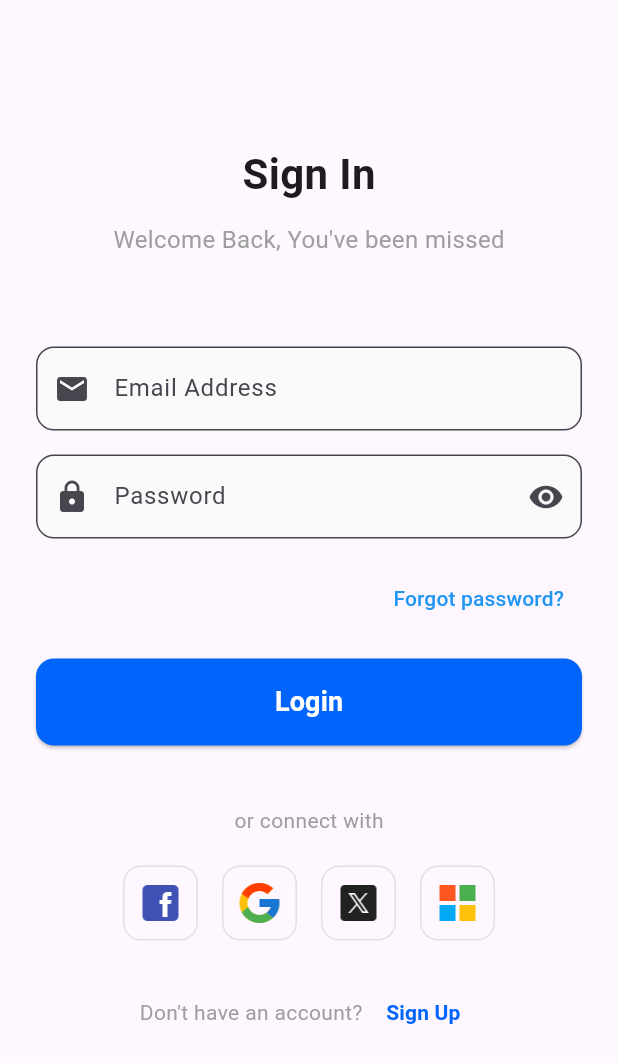
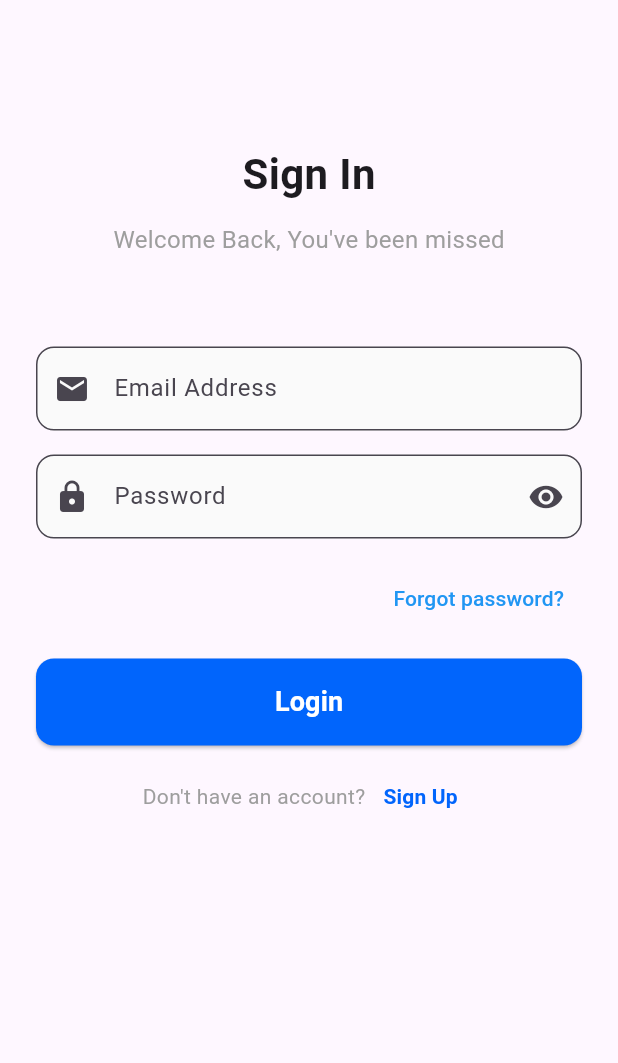
Before and after one commit to osammmakhan/ezhealth-flutter, a Flutter app: the AuthScreen screen opened directly, on a phone screen of 412 x 824 dp. Shown: the top 1063 px of the screen. Run offline on Flutter 3.47's test engine with Material 3 defaults, Android fonts, the phone set to English and light mode, and no system bars; our stand-ins replace carousel_slider, cloud_firestore, firebase_auth, firebase_core, flutter_svg, smooth_page_indicator; accounts and stored records are empty.

Commit message:
Made some changes

```diff
--- a/lib/auth.dart
+++ b/lib/auth.dart
@@ -5,9 +5,6 @@ import 'package:ez_health/patient/patient_home_screen.dart';
 import 'package:cloud_firestore/cloud_firestore.dart';
 import 'package:ez_health/admin/admin_home_screen.dart';
 import 'package:ez_health/doctor/doctor_home_screen.dart';
-
-// TODO: Social Login
-// TODO: Connect Firebase to Forgot Password Email Functionality
 
 // Sign In Screen
 class AuthScreen extends StatefulWidget {
@@ -26,7 +23,8 @@ class _AuthScreenState extends State<AuthScreen> {
     });
   }
 
-  Future<UserCredential> _handleAuth(String email, String password, {String? name}) async {
+  Future<UserCredential> _handleAuth(String email, String password,
+      {String? name}) async {
     try {
       UserCredential userCredential;
       if (isLogin) {
@@ -36,7 +34,8 @@ class _AuthScreenState extends State<AuthScreen> {
         );
       } else {
         // Create user with email and password
-        userCredential = await FirebaseAuth.instance.createUserWithEmailAndPassword(
+        userCredential =
+            await FirebaseAuth.instance.createUserWithEmailAndPassword(
           email: email,
           password: password,
         );
@@ -102,38 +101,14 @@ class _AuthScreenState extends State<AuthScreen> {
                   isLogin: isLogin,
                   onSubmit: _handleAuth,
                 ),
-                const SizedBox(height: 40), // Adjusted spacing
-                // Social Login Section
-                Column(
-                  children: [
-                    const Text(
-                      'or connect with',
-                      style: TextStyle(color: Colors.grey),
-                    ),
-                    const SizedBox(height: 20),
-                    Row(
-                      mainAxisAlignment: MainAxisAlignment.center,
-                      children: [
-                        _socialLoginButton(
-                            'lib/assets/images/sociallogin-assets/facebook_logo.png'),
-                        _socialLoginButton(
-                            'lib/assets/images/sociallogin-assets/google_logo.png'),
-                        _socialLoginButton(
-                            'lib/assets/images/sociallogin-assets/twitterx_logo.png'),
-                        _socialLoginButton(
-                            'lib/assets/images/sociallogin-assets/microsoft_logo.png'),
-                      ],
-                    ),
-                  ],
-                ),
-                const SizedBox(height: 24),
+                const SizedBox(height: 10), // Reduced from 40 to 20
                 // Toggle Auth Mode Section
                 Row(
                   mainAxisAlignment: MainAxisAlignment.center,
                   children: [
                     Text(
                       isLogin
-                          ? "Don't have an account? "
+                          ? "Don't have an account?"
                           : "Already have an account? ",
                       style: const TextStyle(color: Colors.grey),
                     ),
@@ -152,25 +127,6 @@ class _AuthScreenState extends State<AuthScreen> {
               ],
             ),
           ),
-        ),
-      ),
-    );
-  }
-
-  Widget _socialLoginButton(String assetName) {
-    return Padding(
-      padding: const EdgeInsets.symmetric(horizontal: 8.0),
-      child: InkWell(
-        onTap: () {
-          // Implement social login
-        },
-        child: Container(
-          padding: const EdgeInsets.all(8),
-          decoration: BoxDecoration(
-            border: Border.all(color: Colors.grey.shade300),
-            borderRadius: BorderRadius.circular(12),
-          ),
-          child: Image.asset(assetName, width: 32, height: 32),
         ),
       ),
     );
@@ -394,7 +350,8 @@ class _AuthWidgetState extends State<AuthWidget> {
         if (!widget.isLogin) {
           ScaffoldMessenger.of(context).showSnackBar(
             const SnackBar(
-              content: Text('Account created successfully! Welcome to EZ Health'),
+              content:
+                  Text('Account created successfully! Welcome to EZ Health'),
               backgroundColor: Colors.green,
               duration: Duration(seconds: 3),
             ),
@@ -408,7 +365,8 @@ class _AuthWidgetState extends State<AuthWidget> {
         switch (role) {
           case 'admin':
             Navigator.of(context).pushReplacement(
-              MaterialPageRoute(builder: (context) => const AdminDashboardScreen()),
+              MaterialPageRoute(
+                  builder: (context) => const AdminDashboardScreen()),
             );
             break;
           case 'doctor':
--- a/lib/patient/appointment_request_success_screen.dart
+++ b/lib/patient/appointment_request_success_screen.dart
@@ -18,6 +18,7 @@ class AppointmentRequestSuccessScreen extends StatelessWidget {
             constraints: BoxConstraints(
               maxWidth: isSmallScreen ? double.infinity : 600,
             ),
+            child: SingleChildScrollView(
               child: Padding(
                 padding: EdgeInsets.all(isSmallScreen ? 20.0 : 32.0),
                 child: Column(
@@ -73,6 +74,7 @@ class AppointmentRequestSuccessScreen extends StatelessWidget {
             ),
           ),
         ),
+      ),
     );
   }
 }
```
Also changed, not shown: lib/admin/admin_home_screen.dart (+6 -32 lines), lib/doctor/doctor_home_screen.dart (+0 -27 lines), lib/onboarding_screen.dart (+3 -5 lines), lib/patient/appointment/patient_appointment_screen.dart (+10 -5 lines), lib/patient/patient_home_screen.dart (+104 -29 lines). Lines whose indentation alone changed are shown as unchanged.
